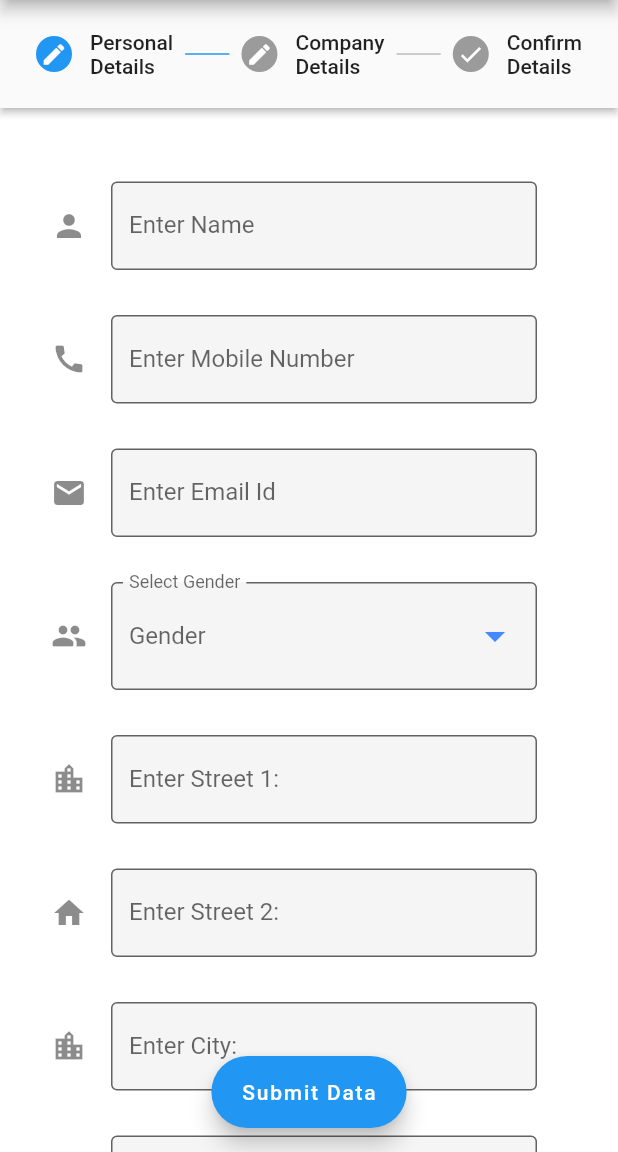
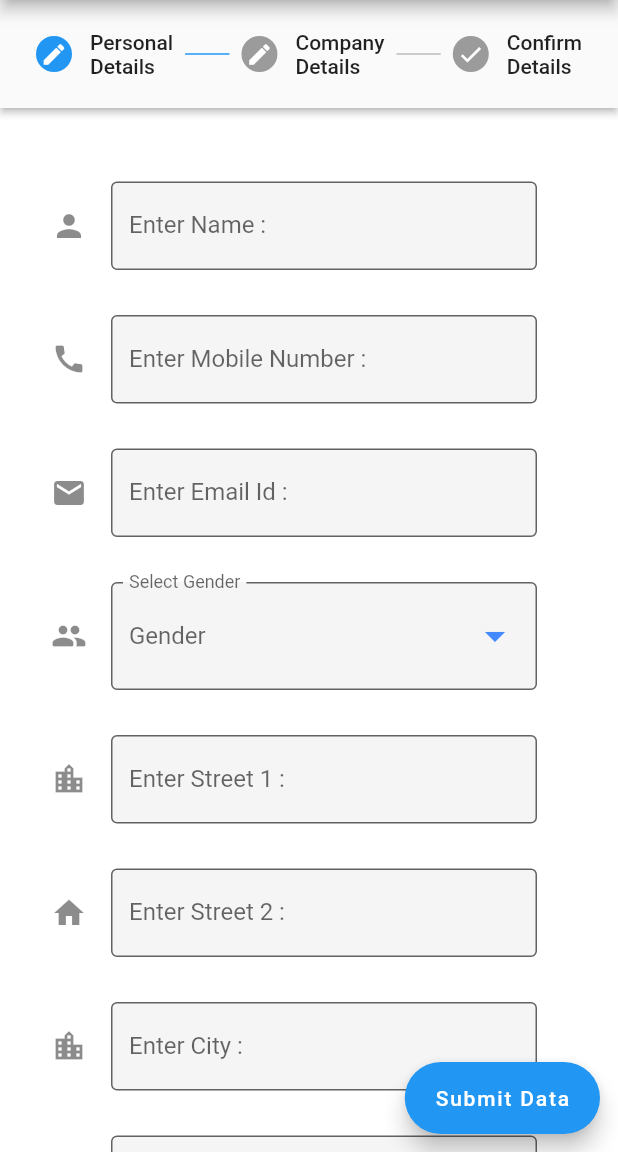
Before and after one commit to insidetech21/crave_ios_android, a Flutter app: the screen it shows after launch, after a tap on "Submit Data", on a phone screen of 412 x 824 dp, the part 84-1236 px from its top. Run offline on Flutter 3.47's test engine with Material 2 defaults, Android fonts, the phone set to English and light mode, and no system bars; our stand-ins replace cloud_firestore, firebase_core; accounts and stored records are empty.

Commit message:
Data Insert code Updated

```diff
--- a/lib/main.dart
+++ b/lib/main.dart
@@ -1,6 +1,5 @@
 import 'package:craveiospro/viewcust.dart';
 import 'package:flutter/material.dart';
-import 'package:flutter/services.dart';
 import 'package:cloud_firestore/cloud_firestore.dart';
 import 'package:firebase_core/firebase_core.dart';
 
@@ -39,10 +38,19 @@ class _MyHomePageState extends State<MyHomePage> {
 
   TextEditingController name = TextEditingController();
   TextEditingController email = TextEditingController();
-  //TextEditingController gender = TextEditingController();
   TextEditingController mobilenumber = TextEditingController();
-  TextEditingController address = TextEditingController();
+  TextEditingController gender = TextEditingController();
+  TextEditingController addressStreet1 = TextEditingController();
+  TextEditingController addressStreet2 = TextEditingController();
+  TextEditingController addressCity = TextEditingController();
   TextEditingController pincode = TextEditingController();
+  TextEditingController state = TextEditingController();
+  TextEditingController country = TextEditingController();
+  TextEditingController companyName = TextEditingController();
+  TextEditingController companyAddress = TextEditingController();
+
+
+
 
 //
 //   String result = "Hello World...!";
@@ -86,7 +94,7 @@ class _MyHomePageState extends State<MyHomePage> {
               decoration: const InputDecoration(
                 border: OutlineInputBorder(),
                 filled: true,
-                labelText: 'Enter Name',
+                labelText: 'Enter Name :',
                 hintText: 'Full Name',
                 icon: Icon(Icons.person),
               ),
@@ -100,7 +108,7 @@ class _MyHomePageState extends State<MyHomePage> {
               decoration: const InputDecoration(
                 border: OutlineInputBorder(),
                 filled: true,
-                labelText: 'Enter Mobile Number',
+                labelText: 'Enter Mobile Number :',
                 hintText: 'Mobile Number',
                 icon: Icon(Icons.call),
               ),
@@ -115,7 +123,7 @@ class _MyHomePageState extends State<MyHomePage> {
               decoration: const InputDecoration(
                 border: OutlineInputBorder(),
                 filled: true,
-                labelText: 'Enter Email Id',
+                labelText: 'Enter Email Id :',
                 hintText: 'Email Id',
                 icon: Icon(Icons.email),
               ),
@@ -167,11 +175,11 @@ class _MyHomePageState extends State<MyHomePage> {
               padding: EdgeInsets.only(bottom: 30.0),
             ),
             TextFormField(
-              controller: address,
+              //controller: addressStreet1,
               decoration: const InputDecoration(
                 border: OutlineInputBorder(),
                 filled: true,
-                labelText: 'Enter Street 1:',
+                labelText: 'Enter Street 1 :',
                 hintText: 'Street 1 Address',
                 icon: Icon(Icons.location_city),
               ),
@@ -185,7 +193,7 @@ class _MyHomePageState extends State<MyHomePage> {
               decoration: const InputDecoration(
                 border: OutlineInputBorder(),
                 filled: true,
-                labelText: 'Enter Street 2:',
+                labelText: 'Enter Street 2 :',
                 hintText: 'Street 2 Address',
                 icon: Icon(Icons.home),
               ),
@@ -199,7 +207,7 @@ class _MyHomePageState extends State<MyHomePage> {
               decoration: const InputDecoration(
                 border: OutlineInputBorder(),
                 filled: true,
-                labelText: 'Enter City:',
+                labelText: 'Enter City :',
                 hintText: 'City',
                 icon: Icon(Icons.location_city),
               ),
@@ -214,7 +222,7 @@ class _MyHomePageState extends State<MyHomePage> {
               decoration: const InputDecoration(
                 border: OutlineInputBorder(),
                 filled: true,
-                labelText: 'Enter Zip Code:',
+                labelText: 'Enter Zip Code :',
                 hintText: 'Zip',
                 icon: Icon(Icons.pin),
               ),
@@ -228,7 +236,7 @@ class _MyHomePageState extends State<MyHomePage> {
               decoration: const InputDecoration(
                 border: OutlineInputBorder(),
                 filled: true,
-                labelText: 'Enter State:',
+                labelText: 'Enter State :',
                 hintText: 'State',
                 icon: Icon(Icons.map),
               ),
@@ -242,7 +250,7 @@ class _MyHomePageState extends State<MyHomePage> {
               decoration: const InputDecoration(
                 border: OutlineInputBorder(),
                 filled: true,
-                labelText: 'Enter Country:',
+                labelText: 'Enter Country :',
                 hintText: 'Country',
                 icon: Icon(Icons.flag),
               ),
@@ -287,7 +295,7 @@ class _MyHomePageState extends State<MyHomePage> {
               decoration: const InputDecoration(
                 border: OutlineInputBorder(),
                 filled: true,
-                labelText: 'Enter Company Name',
+                labelText: 'Enter Company Name :',
                 hintText: 'Company Name',
                 icon: Icon(Icons.local_post_office),
               ),
@@ -300,7 +308,7 @@ class _MyHomePageState extends State<MyHomePage> {
               decoration: const InputDecoration(
                 border: OutlineInputBorder(),
                 filled: true,
-                labelText: 'Enter Mobile Number',
+                labelText: 'Enter Mobile Number :',
                 hintText: 'Mobile Number',
                 icon: Icon(Icons.call),
               ),
@@ -315,7 +323,7 @@ class _MyHomePageState extends State<MyHomePage> {
               decoration: const InputDecoration(
                 border: OutlineInputBorder(),
                 filled: true,
-                labelText: 'Enter Email Id',
+                labelText: 'Enter Email Id :',
                 hintText: 'Email Id',
                 icon: Icon(Icons.email),
               ),
@@ -337,29 +345,37 @@ class _MyHomePageState extends State<MyHomePage> {
         crossAxisAlignment: CrossAxisAlignment.start,
         mainAxisAlignment: MainAxisAlignment.start,
         children: [
-          Text('Name: ${name.text}'),
-          Text('Email: ${email.text}'),
-          Text('Mobile Number: ${mobilenumber.text}'),
-          //Text('Gender: ${email.text}'),
-          Text('Address : ${address.text}'),
+          Text('Name : ${name.text}'),
+          Text('Email : ${email.text}'),
+          Text('Mobile Number : ${mobilenumber.text}'),
+          Text('Gender: ${gender.text}'),
+          Text('Address Street1 : ${addressStreet1.text}'),
+          Text('Address Street2 : ${addressStreet2.text}'),
           Text('PinCode : ${pincode.text}'),
+          Text('City : ${addressCity.text}'),
+          Text('State : ${state.text}'),
+          Text('Country : ${country.text}'),
 
           Center(
-            child: ElevatedButton(onPressed: (){
+            child: ElevatedButton(
+              onPressed: (){
               Navigator.push(context,
                     MaterialPageRoute(builder: ((context) =>const ViewCustomeer() ))
                     );
             }, child: const Text('View Data'),),
+
           ),
         ],
-      ))
+      ),
+    )
   ];
 
   @override
   Widget build(BuildContext context) {
     return Scaffold(
       backgroundColor: Colors.white,
-      appBar: AppBar(title: const Center(child: Text('Crave Guest Registration')),),
+      appBar: AppBar(title: const Center(child: Text('Crave Guest Registration')),
+      ),
       //
       floatingActionButton: FloatingActionButton.extended(
           //icon: const Icon(Icons.save),
@@ -369,17 +385,33 @@ class _MyHomePageState extends State<MyHomePage> {
             final name2 = name.text;
             final email2= email.text;
             final mobilenumber2 = mobilenumber.text;
-            final pin=pincode.text;
+            final addressStreet1_2 = addressStreet1.text;
+            final addressStreet2_2 = addressStreet2.text;
+            final pincode2=pincode.text;
+            final addressCity2 = addressCity.text;
+            final state2 = state.text;
+            final country2 = country.text;
+            final companyName2 = companyName.text;
+            final companyAddress2 = companyAddress.text;
 
             createuser(
-                name: name2,
-                email:email2,
-                mobilenumber: mobilenumber2,
-                pincode:pin,
+              name: name2,
+              email:email2,
+              mobilenumber: mobilenumber2,
+              addressStreet1: addressStreet1_2,
+              addressStreet2: addressStreet2_2,
+              pincode: pincode2,
+              addressCity: addressCity2,
+              state: state2,
+              country: country2,
+              companyName: companyName2,
+              companyAdd: companyAddress2
+
             );
           },
-          label: const Text("Submit Data")),
-      floatingActionButtonLocation: FloatingActionButtonLocation.centerFloat,
+          label: const Text("Submit Data"),
+      ),
+      floatingActionButtonLocation: FloatingActionButtonLocation.miniEndFloat,
 
       //
       body: Stepper(
@@ -395,7 +427,7 @@ class _MyHomePageState extends State<MyHomePage> {
           },);
         },
         onStepCancel: (){
-          if(_activeStepIndex ==0){
+          if(_activeStepIndex == 0){
             return;
           }
           _activeStepIndex -=1;
@@ -409,16 +441,35 @@ class _MyHomePageState extends State<MyHomePage> {
 
 
     Future createuser( {
-      required String name,email,pincode,mobilenumber
+      required String
+      name,
+      email,
+      mobilenumber,
+      addressStreet1,
+      addressStreet2,
+      pincode,
+      addressCity,
+      state,
+      country,
+      companyName,
+      companyAdd,
 
       }) async {
     final docuser = FirebaseFirestore.instance.collection('guest').doc();
     final customer = Customer(
       id: docuser.id,
       name: name,
-      email:email,
+      email: email,
       mobilenumber: mobilenumber,
-      pincode:pincode
+      addressStreet1: addressStreet1,
+      addressStreet2: addressStreet2,
+      pincode: pincode,
+      addressCity: addressCity,
+      state: state,
+      country: country,
+      companyName: companyName,
+      companyAdd: companyAdd,
+
     );
     final json = customer.toJson();
     await docuser.set(json);
@@ -430,18 +481,59 @@ class _MyHomePageState extends State<MyHomePage> {
   final String name;
   final String email;
   final String mobilenumber;
+  final String addressStreet1;
+  final String addressStreet2;
   final String pincode;
+  final String addressCity;
+  final String state;
+  final String country;
+  final String companyName;
+  final String companyAdd;
+
 
   Customer({
     this.id = '',
     required this.name,
     required this.email,
-    required this. mobilenumber,
+    required this.mobilenumber,
+    required this.addressStreet1,
+    required this.addressStreet2,
     required this.pincode,
+    required this.addressCity,
+    required this.state,
+    required this.country,
+    required this.companyName,
+    required this.companyAdd,
+
   });
 
-  Map<String, dynamic> toJson() => {'id': id, 'name': name, 'email': email,'mobilenumber': mobilenumber, 'pincode':pincode};
+  Map<String, dynamic> toJson() => {
+    'id': id,
+    'name': name,
+    'email': email,
+    'mobilenumber': mobilenumber,
+    'addressStreet1': addressStreet1,
+    'addressStreet2': addressStreet2,
+    'pincode': pincode,
+    'addressCity': addressCity,
+    'state': state,
+    'country': country,
+    'companyName':companyName,
+    'companyAdd': companyAdd,
+  };
 
   static Customer fromJson(Map<String, dynamic> json) =>
-      Customer(name: json['name'], email: json['email'],mobilenumber: json['mobilenumber'],pincode: json['pincode']);
+      Customer(
+          name: json['name'],
+          email: json['email'],
+          mobilenumber: json['mobilenumber'],
+          pincode: json['pincode'],
+          addressStreet1: json ['addressStreet1'],
+          addressStreet2: json ['addressStreet2'],
+          addressCity: json['addressCity'],
+          state: json['state'],
+          country: json['country'],
+          companyName: json['companyName'],
+          companyAdd: json['companyAdd'],
+      );
 }
```
